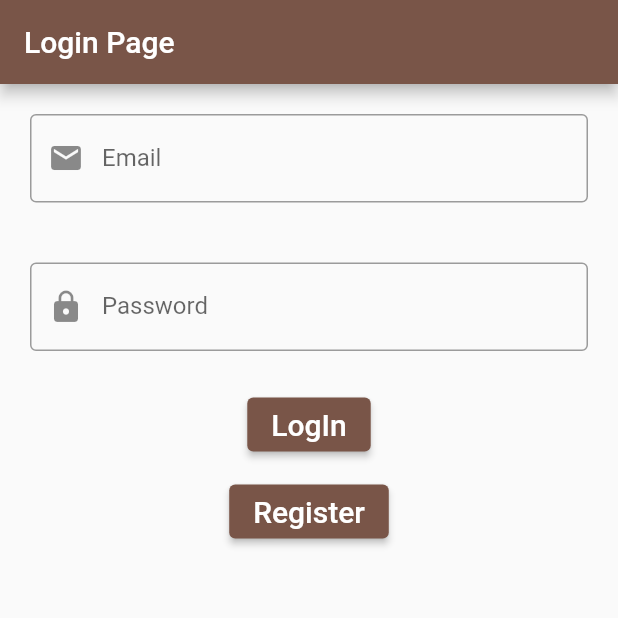
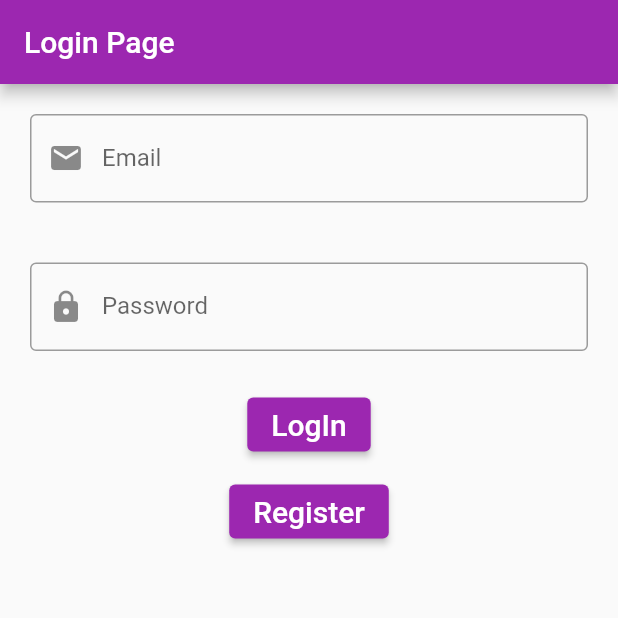
Before and after one commit to zain85111/flutter-project, a Flutter app: the screen it shows after launch, on a phone screen of 412 x 824 dp, the top half of it. Run offline on Flutter 3.47's test engine with Material 2 defaults, Android fonts, the phone set to English and light mode, and no system bars; our stand-ins replace firebase_auth, firebase_core; accounts and stored records are empty.

```diff
--- a/lib/main.dart
+++ b/lib/main.dart
@@ -1,5 +1,8 @@
 import 'package:flutter/material.dart';
 import 'package:firebase_core/firebase_core.dart';
+import 'package:flutter_app/services/auth_service.dart';
+import 'package:flutter_app/wrapper.dart';
+import 'package:provider/provider.dart';
 import 'screens/home_screen.dart';
 import 'screens/login_screen.dart';
 import 'screens/register_screen.dart';
@@ -15,19 +18,26 @@ class MyApp extends StatelessWidget {
 
   @override
   Widget build(BuildContext context) {
-    return MaterialApp(
+    return MultiProvider(
+      providers: [
+        Provider<AuthService>(
+          create: (_) => AuthService(),
+        ),
+      ],
+      child: MaterialApp(
         title: 'Flutter App',
         theme: ThemeData(
-        primarySwatch: Colors.brown,
+          primarySwatch: Colors.purple,
           visualDensity: VisualDensity.adaptivePlatformDensity,
         ),
         initialRoute: '/',
         routes: {
-        '/': (context) => LoginScreen(),
-        '/login': (context) => LoginScreen(),
-        '/register': (context) => RegisterScreen(),
+          '/': (context) => const Wrapper(),
+          '/login': (context) => const LoginScreen(),
+          '/register': (context) => const RegisterScreen(),
           '/home': (context) => const HomeScreen(),
         },
+      ),
     );
   }
 }
--- a/lib/model/user_model.dart
+++ b/lib/model/user_model.dart
@@ -1,5 +1,5 @@
 class User {
   final String uid;
-  final String email;
+  final String? email;
   User(this.uid, this.email);
 }
--- a/lib/screens/login_screen.dart
+++ b/lib/screens/login_screen.dart
@@ -1,15 +1,19 @@
 // ignore_for_file: prefer_const_constructors
 
 import 'package:flutter/material.dart';
+import 'package:flutter_app/services/auth_service.dart';
+import 'package:provider/provider.dart';
 
 class LoginScreen extends StatelessWidget {
-  LoginScreen({Key? key}) : super(key: key);
-
-  final TextEditingController emailController = TextEditingController();
-  final TextEditingController passwordController = TextEditingController();
+  const LoginScreen({Key? key}) : super(key: key);
 
   @override
   Widget build(BuildContext context) {
+    final TextEditingController emailController = TextEditingController();
+    final TextEditingController passwordController = TextEditingController();
+
+    final authService = Provider.of<AuthService>(context);
+
     return Scaffold(
       appBar: AppBar(
         title: const Text("Login Page"),
@@ -58,8 +62,9 @@ class LoginScreen extends StatelessWidget {
                   'LogIn',
                   style: TextStyle(fontSize: 20.0),
                 ),
-                onPressed: () {
-                  Navigator.pushNamed(context, "/home");
+                onPressed: () async {
+                  await authService.signIn(
+                      emailController.text, passwordController.text);
                 },
               ),
             ),
--- a/lib/services/auth_service.dart
+++ b/lib/services/auth_service.dart
@@ -0,0 +1,35 @@
+import 'package:firebase_auth/firebase_auth.dart' as auth;
+import 'package:flutter_app/model/user_model.dart';
+
+class AuthService {
+  final auth.FirebaseAuth _firebaseAuth = auth.FirebaseAuth.instance;
+
+  User? _userFromFirebase(auth.User? user) {
+    if (user == null) {
+      return null;
+    }
+    return User(user.uid, user.email);
+  }
+
+  Stream<User?>? get user {
+    return _firebaseAuth.authStateChanges().map(_userFromFirebase);
+  }
+
+  Future<User?> signIn(String email, String password) async {
+    final credentials = await _firebaseAuth.signInWithEmailAndPassword(
+        email: email, password: password);
+
+    return _userFromFirebase(credentials.user);
+  }
+
+  Future<User?> createUser(String email, String password) async {
+    final credentials = await _firebaseAuth.createUserWithEmailAndPassword(
+        email: email, password: password);
+
+    return _userFromFirebase(credentials.user);
+  }
+
+  Future<void> signOut() async {
+    return await _firebaseAuth.signOut();
+  }
+}
--- a/lib/wrapper.dart
+++ b/lib/wrapper.dart
@@ -1,10 +1,32 @@
+// ignore_for_file: prefer_const_constructors
+
 import 'package:flutter/material.dart';
+import 'package:flutter_app/screens/home_screen.dart';
+import 'package:flutter_app/screens/login_screen.dart';
+import 'package:flutter_app/services/auth_service.dart';
+import 'package:provider/provider.dart';
+import 'model/user_model.dart';
 
 class Wrapper extends StatelessWidget {
   const Wrapper({Key? key}) : super(key: key);
 
   @override
   Widget build(BuildContext context) {
-    return Container();
+    final authService = Provider.of<AuthService>(context);
+    return StreamBuilder<User?>(
+      stream: authService.user,
+      builder: (_, AsyncSnapshot<User?> snapshot) {
+        if (snapshot.connectionState == ConnectionState.active) {
+          final User? user = snapshot.data;
+          return user == null ? LoginScreen() : const HomeScreen();
+        } else {
+          return Scaffold(
+            body: Center(
+              child: CircularProgressIndicator(),
+            ),
+          );
+        }
+      },
+    );
   }
 }
--- a/pubspec.yaml
+++ b/pubspec.yaml
@@ -38,6 +38,7 @@ dependencies:
   firebase_core: ^1.10.6
   firebase_auth: ^3.3.4
   provider: ^6.0.1
+  intl: ^0.17.0
 
 dev_dependencies:
   flutter_test:
```
Also changed, not shown: lib/screens/home_screen.dart (+5 -3 lines), lib/screens/register_screen.dart (+11 -21 lines), pubspec.lock. Lines whose indentation alone changed are shown as unchanged.
